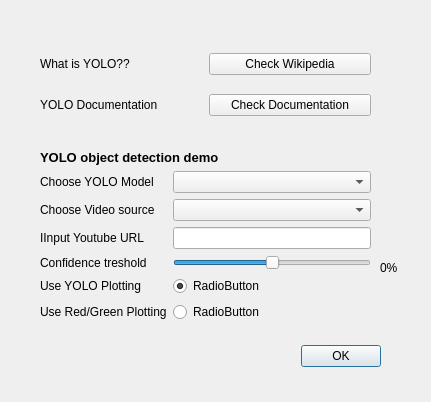
First picture: the form in UI_files/init_dialog.ui, repository Unkkis/Yolo_demo, before the edit.
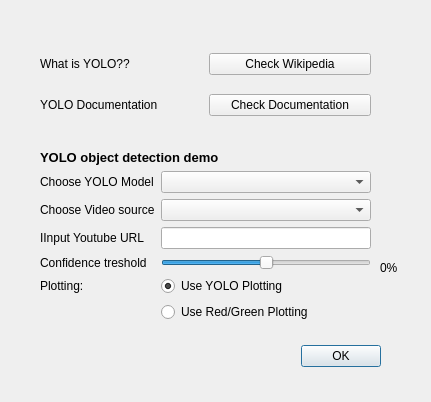
Second picture: the form after the edit.

Commit message: dialog muokattu

Patch:
```diff
--- a/UI_files/init_dialog.ui
+++ b/UI_files/init_dialog.ui
@@ -172,7 +172,7 @@
        <string>&lt;html&gt;&lt;head/&gt;&lt;body&gt;&lt;p&gt;Use plotting where objects with confidence score over 80% are green and under 80% are red.&lt;/p&gt;&lt;/body&gt;&lt;/html&gt;</string>
       </property>
       <property name="text">
-       <string>RadioButton</string>
+       <string>Use Red/Green Plotting</string>
       </property>
      </widget>
     </item>
@@ -182,7 +182,7 @@
        <string>&lt;html&gt;&lt;head/&gt;&lt;body&gt;&lt;p&gt;Use YOLOs built in plotting, where different objects have different colors)&lt;/p&gt;&lt;/body&gt;&lt;/html&gt;</string>
       </property>
       <property name="text">
-       <string>RadioButton</string>
+       <string>Use YOLO Plotting</string>
       </property>
       <property name="checked">
        <bool>true</bool>
@@ -195,17 +195,7 @@
        <string extracomment="Use YOLOs built in plotting, where different objects have different colors)">&lt;html&gt;&lt;head/&gt;&lt;body&gt;&lt;p&gt;Use YOLOs built in plotting, where different objects have different colors)&lt;/p&gt;&lt;/body&gt;&lt;/html&gt;</string>
       </property>
       <property name="text">
-       <string>Use YOLO Plotting</string>
-      </property>
-     </widget>
-    </item>
-    <item row="6" column="0">
-     <widget class="QLabel" name="label_8">
-      <property name="toolTip">
-       <string>&lt;html&gt;&lt;head/&gt;&lt;body&gt;&lt;p&gt;Use plotting where objects with confidence score over 80% are green and under 80% are red.&lt;/p&gt;&lt;/body&gt;&lt;/html&gt;</string>
-      </property>
-      <property name="text">
-       <string>Use Red/Green Plotting</string>
+       <string>Plotting:</string>
       </property>
      </widget>
     </item>
```
Left out of the diff: 3 changed lines with no effect on the pictures. The commit also changes 2 other files.
